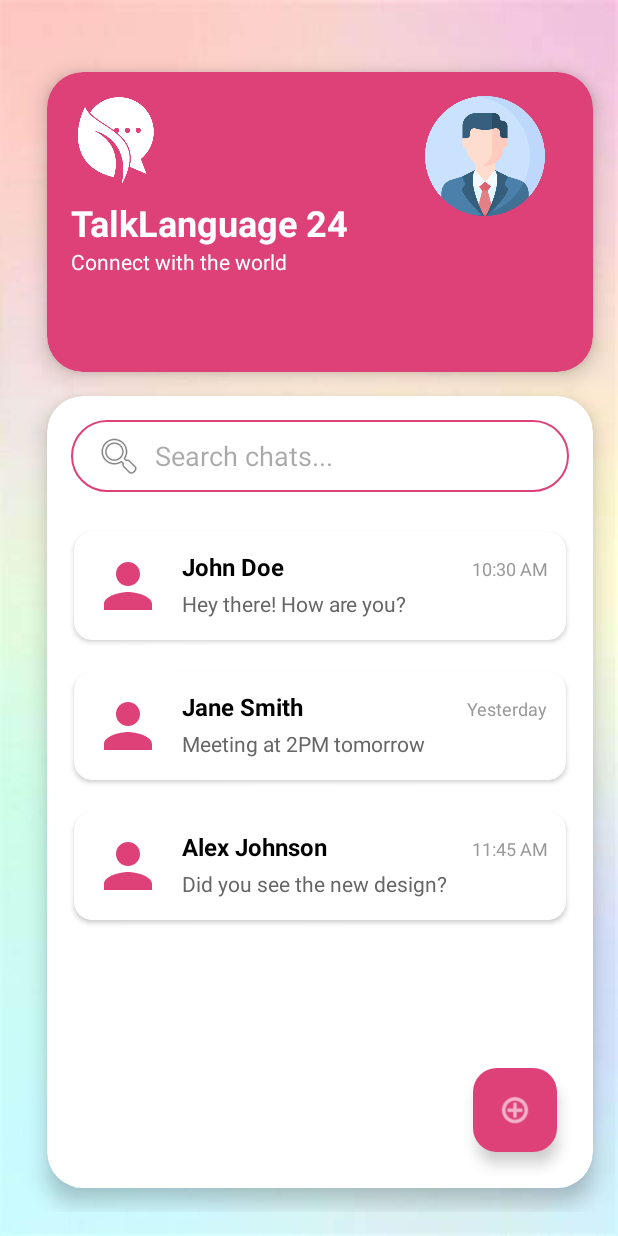
After one commit to pulindu-seniya-silva/Android-studio-UI-design---xml-Kotlin-, an Android app: the Message screen opened directly, with no data from a screen before it, on a phone screen of 412 x 824 dp. The commit adds this screen. Run offline under Robolectric (Android 15) with nearby library versions, the phone set to English and light mode, and no system bars; Roboto replaces fonts that are not available here.

Commit message:
feat(UI) : message page

```diff
--- a/app/src/main/AndroidManifest.xml
+++ b/app/src/main/AndroidManifest.xml
@@ -40,6 +40,10 @@
 
         <activity android:name=".Speaking_practice" />
 
+        <activity android:name=".Product" />
+
+        <activity android:name=".Message" />
+
 
 
 
--- /dev/null
+++ b/app/src/main/java/com/example/madassignment2/Message.kt
@@ -0,0 +1,13 @@
+package com.example.madassignment2
+
+import android.os.Bundle
+import androidx.appcompat.app.AppCompatActivity
+
+class Message : AppCompatActivity() {
+
+    override fun onCreate(savedInstanceState: Bundle?) {
+        super.onCreate(savedInstanceState)
+        setContentView(R.layout.message)
+    }
+
+}
--- /dev/null
+++ b/app/src/main/res/drawable/ic_person.xml
@@ -0,0 +1,10 @@
+<?xml version="1.0" encoding="utf-8"?>
+<vector xmlns:android="http://schemas.android.com/apk/res/android"
+    android:width="24dp"
+    android:height="24dp"
+    android:viewportWidth="24"
+    android:viewportHeight="24">
+    <path
+        android:fillColor="#FF000000"
+        android:pathData="M12,12c2.21,0 4,-1.79 4,-4s-1.79,-4 -4,-4 -4,1.79 -4,4 1.79,4 4,4zM12,14c-2.67,0 -8,1.34 -8,4v2h16v-2c0,-2.66 -5.33,-4 -8,-4z"/>
+</vector>
--- /dev/null
+++ b/app/src/main/res/drawable/search_background.xml
@@ -0,0 +1,22 @@
+<?xml version="1.0" encoding="utf-8"?>
+<shape xmlns:android="http://schemas.android.com/apk/res/android"
+    android:shape="rectangle">
+
+    <!-- Rounded corners matching your card style -->
+    <corners android:radius="24dp" />
+
+    <!-- Semi-transparent white background -->
+    <solid android:color="#80FFFFFF" /> <!-- 50% opacity white -->
+
+    <!-- Border using your secondary color -->
+    <stroke
+        android:width="1.5dp"
+        android:color="@color/secondary" /> <!-- #DE4178 from your palette -->
+
+    <!-- Add some padding inside -->
+    <padding
+        android:left="8dp"
+        android:top="8dp"
+        android:right="8dp"
+        android:bottom="8dp" />
+</shape>
--- a/app/src/main/res/layout/login.xml
+++ b/app/src/main/res/layout/login.xml
@@ -205,7 +205,7 @@
                 android:layout_height="wrap_content"
                 android:layout_marginTop="15dp"
                 android:text="Forgot Password?"
-                android:textColor="@color/primary"
+                android:textColor="@color/Accent"
                 android:textSize="17sp"
                 android:textStyle="bold" />
 
@@ -216,7 +216,7 @@
                 android:layout_height="wrap_content"
                 android:layout_marginTop="16dp"
                 android:text="No account? Sign up"
-                android:textColor="@color/primary"
+                android:textColor="@color/Accent"
                 android:textSize="17sp"
                 android:textStyle="bold" />
 
--- /dev/null
+++ b/app/src/main/res/layout/message.xml
@@ -0,0 +1,346 @@
+<?xml version="1.0" encoding="utf-8"?>
+<androidx.constraintlayout.widget.ConstraintLayout xmlns:android="http://schemas.android.com/apk/res/android"
+    xmlns:app="http://schemas.android.com/apk/res-auto"
+    xmlns:tools="http://schemas.android.com/tools"
+    android:id="@+id/main"
+    android:layout_width="match_parent"
+    android:layout_height="match_parent"
+    android:background="@drawable/background"
+    android:padding="16dp"
+    android:paddingLeft="1dp"
+    android:paddingTop="1dp"
+    android:paddingEnd="1dp"
+    android:paddingRight="1dp"
+    android:paddingBottom="1dp"
+    tools:context=".User_profile"
+    tools:ignore="all">
+
+    <!-- App Header Card -->
+    <androidx.cardview.widget.CardView
+        android:id="@+id/headerCard"
+        android:layout_width="0dp"
+        android:layout_height="200dp"
+        android:layout_marginStart="15dp"
+        android:layout_marginTop="32dp"
+        android:layout_marginEnd="15dp"
+        app:cardBackgroundColor="@color/secondary"
+        app:cardCornerRadius="24dp"
+        app:cardElevation="8dp"
+        app:layout_constraintEnd_toEndOf="parent"
+        app:layout_constraintStart_toStartOf="parent"
+        app:layout_constraintTop_toTopOf="parent">
+
+        <RelativeLayout
+            android:layout_width="match_parent"
+            android:layout_height="match_parent"
+            android:padding="16dp">
+
+            <!-- App Logo and Title -->
+            <LinearLayout
+                android:layout_width="wrap_content"
+                android:layout_height="wrap_content"
+                android:orientation="vertical">
+
+                <ImageView
+                    android:id="@+id/appLogo"
+                    android:layout_width="60dp"
+                    android:layout_height="60dp"
+                    android:src="@drawable/logo"
+                    app:tint="@color/white" />
+
+                <TextView
+                    android:id="@+id/appTitle"
+                    android:layout_width="wrap_content"
+                    android:layout_height="wrap_content"
+                    android:layout_marginTop="8dp"
+                    android:text="@string/app_name"
+                    android:textColor="@color/white"
+                    android:textSize="24sp"
+                    android:textStyle="bold" />
+
+                <TextView
+                    android:id="@+id/appSlogan"
+                    android:layout_width="wrap_content"
+                    android:layout_height="wrap_content"
+                    android:text="@string/app_slogan"
+                    android:textColor="@color/white"
+                    android:textSize="14sp" />
+            </LinearLayout>
+
+            <!-- Decorative Images -->
+            <ImageView
+                android:id="@+id/decorativeImage1"
+                android:layout_width="80dp"
+                android:layout_height="80dp"
+                android:layout_alignParentEnd="true"
+                android:layout_marginEnd="16dp"
+                android:contentDescription="Decorative image"
+                android:src="@drawable/img_2" />
+
+        </RelativeLayout>
+    </androidx.cardview.widget.CardView>
+
+    <!-- Messaging Section -->
+    <androidx.cardview.widget.CardView
+        android:id="@+id/messagingCard"
+        android:layout_width="0dp"
+        android:layout_height="0dp"
+        android:layout_marginStart="15dp"
+        android:layout_marginTop="16dp"
+        android:layout_marginEnd="15dp"
+        android:layout_marginBottom="16dp"
+        app:cardBackgroundColor="@color/white"
+        app:cardCornerRadius="24dp"
+        app:cardElevation="8dp"
+        app:layout_constraintBottom_toBottomOf="parent"
+        app:layout_constraintEnd_toEndOf="parent"
+        app:layout_constraintStart_toStartOf="parent"
+        app:layout_constraintTop_toBottomOf="@id/headerCard">
+
+        <RelativeLayout
+            android:layout_width="match_parent"
+            android:layout_height="match_parent"
+            android:padding="8dp">
+
+            <!-- Search Bar -->
+            <EditText
+                android:id="@+id/searchChats"
+                android:layout_width="match_parent"
+                android:layout_height="48dp"
+                android:layout_margin="8dp"
+                android:background="@drawable/search_background"
+                android:drawableStart="@android:drawable/ic_menu_search"
+                android:drawablePadding="8dp"
+                android:hint="Search chats..."
+                android:imeOptions="actionSearch"
+                android:inputType="text"
+                android:paddingStart="16dp"
+                android:paddingEnd="16dp" />
+
+            <!-- Message Boxes Container -->
+            <ScrollView
+                android:layout_width="match_parent"
+                android:layout_height="wrap_content"
+                android:layout_below="@id/searchChats"
+                android:layout_above="@id/newChatFab"
+                android:layout_marginTop="8dp"
+                android:paddingBottom="8dp">
+
+                <LinearLayout
+                    android:layout_width="match_parent"
+                    android:layout_height="wrap_content"
+                    android:orientation="vertical"
+                    android:padding="4dp">
+
+                    <!-- Message Box 1 -->
+                    <androidx.cardview.widget.CardView
+                        android:layout_width="match_parent"
+                        android:layout_height="wrap_content"
+                        android:layout_marginBottom="8dp"
+                        app:cardCornerRadius="12dp"
+                        app:cardElevation="2dp"
+                        app:cardUseCompatPadding="true">
+
+                        <LinearLayout
+                            android:layout_width="match_parent"
+                            android:layout_height="wrap_content"
+                            android:orientation="horizontal"
+                            android:padding="12dp"
+                            android:background="?attr/selectableItemBackground">
+
+                            <ImageView
+                                android:layout_width="48dp"
+                                android:layout_height="48dp"
+                                android:src="@drawable/ic_person"
+                                android:contentDescription="Contact"
+                                android:tint="@color/secondary"/>
+
+                            <LinearLayout
+                                android:layout_width="0dp"
+                                android:layout_height="wrap_content"
+                                android:layout_marginStart="12dp"
+                                android:layout_weight="1"
+                                android:orientation="vertical">
+
+                                <LinearLayout
+                                    android:layout_width="match_parent"
+                                    android:layout_height="wrap_content"
+                                    android:orientation="horizontal">
+
+                                    <TextView
+                                        android:layout_width="0dp"
+                                        android:layout_height="wrap_content"
+                                        android:layout_weight="1"
+                                        android:text="John Doe"
+                                        android:textColor="@color/black"
+                                        android:textSize="16sp"
+                                        android:textStyle="bold"/>
+
+                                    <TextView
+                                        android:layout_width="wrap_content"
+                                        android:layout_height="wrap_content"
+                                        android:text="10:30 AM"
+                                        android:textColor="#999999"
+                                        android:textSize="12sp"/>
+                                </LinearLayout>
+
+                                <TextView
+                                    android:layout_width="match_parent"
+                                    android:layout_height="wrap_content"
+                                    android:layout_marginTop="4dp"
+                                    android:text="Hey there! How are you?"
+                                    android:textColor="#666666"
+                                    android:maxLines="1"
+                                    android:ellipsize="end"/>
+                            </LinearLayout>
+                        </LinearLayout>
+                    </androidx.cardview.widget.CardView>
+
+                    <!-- Message Box 2 -->
+                    <androidx.cardview.widget.CardView
+                        android:layout_width="match_parent"
+                        android:layout_height="wrap_content"
+                        android:layout_marginBottom="8dp"
+                        app:cardCornerRadius="12dp"
+                        app:cardElevation="2dp"
+                        app:cardUseCompatPadding="true">
+
+                        <LinearLayout
+                            android:layout_width="match_parent"
+                            android:layout_height="wrap_content"
+                            android:orientation="horizontal"
+                            android:padding="12dp"
+                            android:background="?attr/selectableItemBackground">
+
+                            <ImageView
+                                android:layout_width="48dp"
+                                android:layout_height="48dp"
+                                android:src="@drawable/ic_person"
+                                android:contentDescription="Contact"
+                                android:tint="@color/secondary"/>
+
+                            <LinearLayout
+                                android:layout_width="0dp"
+                                android:layout_height="wrap_content"
+                                android:layout_marginStart="12dp"
+                                android:layout_weight="1"
+                                android:orientation="vertical">
+
+                                <LinearLayout
+                                    android:layout_width="match_parent"
+                                    android:layout_height="wrap_content"
+                                    android:orientation="horizontal">
+
+                                    <TextView
+                                        android:layout_width="0dp"
+                                        android:layout_height="wrap_content"
+                                        android:layout_weight="1"
+                                        android:text="Jane Smith"
+                                        android:textColor="@color/black"
+                                        android:textSize="16sp"
+                                        android:textStyle="bold"/>
+
+                                    <TextView
+                                        android:layout_width="wrap_content"
+                                        android:layout_height="wrap_content"
+                                        android:text="Yesterday"
+                                        android:textColor="#999999"
+                                        android:textSize="12sp"/>
+                                </LinearLayout>
+
+                                <TextView
+                                    android:layout_width="match_parent"
+                                    android:layout_height="wrap_content"
+                                    android:layout_marginTop="4dp"
+                                    android:text="Meeting at 2PM tomorrow"
+                                    android:textColor="#666666"
+                                    android:maxLines="1"
+                                    android:ellipsize="end"/>
+                            </LinearLayout>
+                        </LinearLayout>
+                    </androidx.cardview.widget.CardView>
+
+                    <!-- Message Box 3 -->
+                    <androidx.cardview.widget.CardView
+                        android:layout_width="match_parent"
+                        android:layout_height="wrap_content"
+                        android:layout_marginBottom="8dp"
+                        app:cardCornerRadius="12dp"
+                        app:cardElevation="2dp"
+                        app:cardUseCompatPadding="true">
+
+                        <LinearLayout
+                            android:layout_width="match_parent"
+                            android:layout_height="wrap_content"
+                            android:orientation="horizontal"
+                            android:padding="12dp"
+                            android:background="?attr/selectableItemBackground">
+
+                            <ImageView
+                                android:layout_width="48dp"
+                                android:layout_height="48dp"
+                                android:src="@drawable/ic_person"
+                                android:contentDescription="Contact"
+                                android:tint="@color/secondary"/>
+
+                            <LinearLayout
+                                android:layout_width="0dp"
+                                android:layout_height="wrap_content"
+                                android:layout_marginStart="12dp"
+                                android:layout_weight="1"
+                                android:orientation="vertical">
+
+                                <LinearLayout
+                                    android:layout_width="match_parent"
+                                    android:layout_height="wrap_content"
+                                    android:orientation="horizontal">
+
+                                    <TextView
+                                        android:layout_width="0dp"
+                                        android:layout_height="wrap_content"
+                                        android:layout_weight="1"
+                                        android:text="Alex Johnson"
+                                        android:textColor="@color/black"
+                                        android:textSize="16sp"
+                                        android:textStyle="bold"/>
+
+                                    <TextView
+                                        android:layout_width="wrap_content"
+                                        android:layout_height="wrap_content"
+                                        android:text="11:45 AM"
+                                        android:textColor="#999999"
+                                        android:textSize="12sp"/>
+                                </LinearLayout>
+
+                                <TextView
+                                    android:layout_width="match_parent"
+                                    android:layout_height="wrap_content"
+                                    android:layout_marginTop="4dp"
+                                    android:text="Did you see the new design?"
+                                    android:textColor="#666666"
+                                    android:maxLines="1"
+                                    android:ellipsize="end"/>
+                            </LinearLayout>
+                        </LinearLayout>
+                    </androidx.cardview.widget.CardView>
+
+                </LinearLayout>
+            </ScrollView>
+
+            <!-- New Chat FAB -->
+            <com.google.android.material.floatingactionbutton.FloatingActionButton
+                android:id="@+id/newChatFab"
+                android:layout_width="wrap_content"
+                android:layout_height="wrap_content"
+                android:layout_alignParentEnd="true"
+                android:layout_alignParentBottom="true"
+                android:layout_margin="16dp"
+                android:src="@android:drawable/ic_menu_add"
+                app:backgroundTint="@color/secondary"
+                android:contentDescription="Create new chat"
+                app:tint="@color/white" />
+
+        </RelativeLayout>
+    </androidx.cardview.widget.CardView>
+
+</androidx.constraintlayout.widget.ConstraintLayout>
--- a/app/src/main/res/layout/speaking_practice.xml
+++ b/app/src/main/res/layout/speaking_practice.xml
@@ -124,7 +124,7 @@
                     android:layout_width="match_parent"
                     android:layout_height="wrap_content"
                     android:layout_marginTop="20dp"
-                    android:backgroundTint="@color/primary"
+                    android:backgroundTint="@color/Accent"
                     android:text="Start Speaking"
                     android:textAllCaps="false"
                     android:textColor="@color/white" />
--- a/app/src/main/res/layout/user_profile.xml
+++ b/app/src/main/res/layout/user_profile.xml
@@ -217,7 +217,7 @@
             android:layout_width="match_parent"
             android:layout_height="wrap_content"
             android:layout_marginTop="12dp"
-            android:backgroundTint="@color/primary"
+            android:backgroundTint="@color/Accent"
             android:drawableStart="@drawable/ic_edit"
             android:elevation="4dp"
             android:padding="10dp"
--- a/app/src/main/res/values/colors.xml
+++ b/app/src/main/res/values/colors.xml
@@ -11,8 +11,8 @@
     <color name="black">#FF000000</color>
     <color name="white">#FFFFFFFF</color>
     <color name="secondary">#DE4178</color>
-    <color name="primary">#3F51B5</color>
-    <color name="Accent">#8B0000</color>
+    <color name="Accent">#3F51B5</color>
+  <!--  <color name="Accent">#8B0000</color> -->
 
 
 </resources>
```
Also changed, not shown: app/src/main/java/com/example/madassignment2/Homepage_after_login.kt (+12 -0 lines), app/src/main/java/com/example/madassignment2/Product.kt (added, +13 -0 lines), app/src/main/res/layout/activity_main.xml (+9 -8 lines), app/src/main/res/layout/buy_lessons.xml (added, +260 -0 lines), app/src/main/res/drawable/english_product.jpg (added), app/src/main/res/drawable/english_product2.jpg (added), app/src/main/res/drawable/launch2.png (added).
